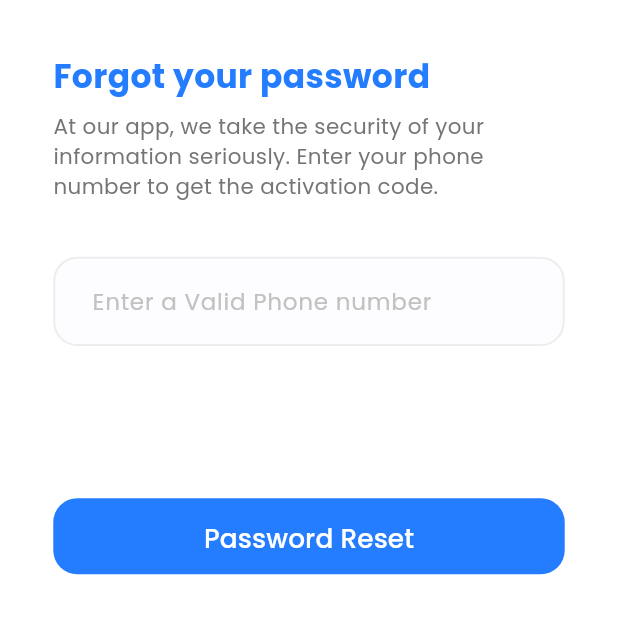
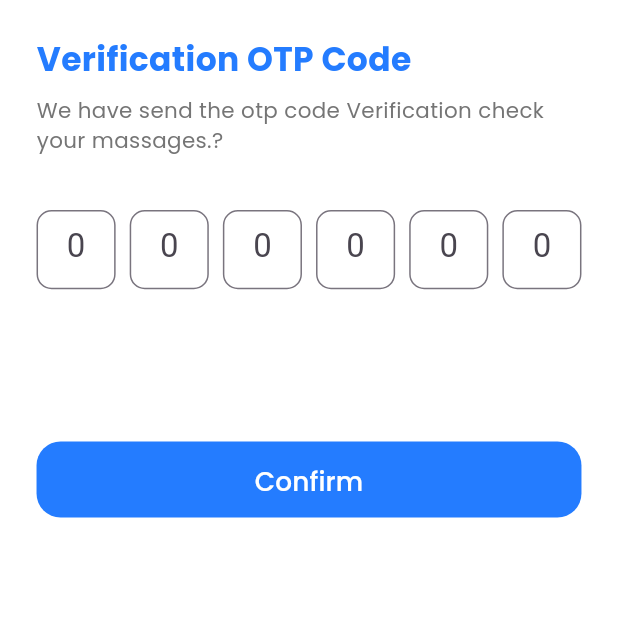
Before and after one commit to Tantawiiii/A2Z-App, a Flutter app: the ForgetPassword screen opened by its route, after a tap on "Password Reset", on a phone screen of 412 x 824 dp, the top half of it. Run offline on Flutter 3.47's test engine with Material 3 defaults, Android fonts, the light colour scheme and no system bars; our stand-ins replace flutter_screenutil, flutter_svg, lottie, smooth_page_indicator.

Commit message:
- adde verify otp code screen. - build form to textfield to number. - add navigation in forgetPassword.

```diff
--- a/lib/core/routing/app_router.dart
+++ b/lib/core/routing/app_router.dart
@@ -1,5 +1,6 @@
 import 'package:a2z_app/core/routing/routers.dart';
-import 'package:a2z_app/features/forget_password/ui/forget_passworf_screen.dart';
+import 'package:a2z_app/features/forget_password/ui/screens/forget_passworf_screen.dart';
+import 'package:a2z_app/features/forget_password/ui/screens/verify_otp_screen.dart';
 import 'package:a2z_app/features/getstarted/get_started_screen.dart';
 import 'package:a2z_app/features/signup/ui/signup_screen.dart';
 import 'package:flutter/material.dart';
@@ -21,6 +22,8 @@ class AppRouter {
         return MaterialPageRoute(builder: (_) => const SignupScreen());
       case Routes.forgetPasswordScreen:
         return MaterialPageRoute(builder: (_) => const ForgetPassword());
+  case Routes.verifyOtpScreen:
+        return MaterialPageRoute(builder: (_) => const VerifyOtpScreen());
 
       default:
         return MaterialPageRoute(
--- a/lib/core/routing/routers.dart
+++ b/lib/core/routing/routers.dart
@@ -5,5 +5,6 @@ class Routes {
   static const String loginScreen = "/loginScreen";
   static const String signupScreen = "/signupScreen";
   static const String forgetPasswordScreen = "/forgetPasswordScreen";
+  static const String verifyOtpScreen = "/verifyOtpScreen";
 
 }
--- a/lib/core/utils/StringsTexts.dart
+++ b/lib/core/utils/StringsTexts.dart
@@ -33,4 +33,9 @@ class StringsTexts  {
    static const String txtForgetPasswordTitle = "Forgot your password";
    static const String txtForgetPasswordDes = "At our app, we take the security of your information seriously. Enter your phone number to get the activation code.";
 
+   static const String txtVerifyOtp = "Verification OTP Code";
+   static const String txtVerifyOtpDes = "We have send the otp code Verification check your massages.? ";
+
+
+
 }
--- /dev/null
+++ b/lib/features/forget_password/ui/screens/forget_passworf_screen.dart
@@ -0,0 +1,66 @@
+
+
+import 'package:a2z_app/core/helpers/extentions.dart';
+import 'package:flutter/material.dart';
+import 'package:flutter_screenutil/flutter_screenutil.dart';
+
+import '../../../../core/helpers/spacing.dart';
+import '../../../../core/routing/routers.dart';
+import '../../../../core/theming/text_style.dart';
+import '../../../../core/utils/StringsTexts.dart';
+import '../../../../core/widgets/build_button.dart';
+import '../../../../core/widgets/build_text_form_field.dart';
+
+class ForgetPassword extends StatelessWidget {
+  const ForgetPassword({super.key});
+
+
+  @override
+  Widget build(BuildContext context) {
+
+    final TextEditingController phoneNumberController =  TextEditingController();
+    return  Scaffold(
+      resizeToAvoidBottomInset: false,
+      body: SafeArea(
+        child: Padding(
+          padding: EdgeInsets.symmetric(horizontal: 35.h, vertical: 35.h),
+          child: SingleChildScrollView(
+            child: Column(
+              crossAxisAlignment: CrossAxisAlignment.start,
+              children: [
+                Text(
+                  StringsTexts.txtForgetPasswordTitle,
+                  style: TextStyles.font20BlueBold,
+                ),
+                verticalSpace(8),
+                Text(
+                  StringsTexts.txtForgetPasswordDes,
+                  style: TextStyles.font13GrayNormal,
+                ),
+                verticalSpace(36),
+
+                BuildTextFormField(
+                  controller: phoneNumberController,
+                  hintText: "Enter a Valid Phone number",
+                  validator: (value) {
+
+                  },
+                ),
+
+                verticalSpace(100),
+
+                BuildButton(
+                  textButton: "Password Reset",
+                  textStyle: TextStyles.font16WhiteMedium,
+                  onPressed: () {
+                    context.pushNamed(Routes.verifyOtpScreen);
+                  },
+                ),
+              ],
+            ),
+          ),
+        ),
+      ),
+    );
+  }
+}
--- a/lib/features/forget_password/ui/forget_passworf_screen.dart
+++ b/lib/features/forget_password/ui/screens/verify_otp_screen.dart
@@ -3,53 +3,43 @@
 import 'package:flutter/material.dart';
 import 'package:flutter_screenutil/flutter_screenutil.dart';
 
-import '../../../core/helpers/app_regex.dart';
-import '../../../core/helpers/spacing.dart';
-import '../../../core/theming/text_style.dart';
-import '../../../core/utils/StringsTexts.dart';
-import '../../../core/widgets/build_button.dart';
-import '../../../core/widgets/build_text_form_field.dart';
+import '../../../../core/helpers/spacing.dart';
+import '../../../../core/theming/text_style.dart';
+import '../../../../core/utils/StringsTexts.dart';
+import '../../../../core/widgets/build_button.dart';
+import '../widgets/build_otp_form.dart';
 
-class ForgetPassword extends StatelessWidget {
-  const ForgetPassword({super.key});
+class VerifyOtpScreen extends StatelessWidget {
+  const VerifyOtpScreen({super.key});
 
 
   @override
   Widget build(BuildContext context) {
 
-    final TextEditingController phoneNumberController =  TextEditingController();
     return  Scaffold(
       resizeToAvoidBottomInset: false,
       body: SafeArea(
         child: Padding(
-          padding: EdgeInsets.symmetric(horizontal: 35.h, vertical: 35.h),
+          padding: EdgeInsets.symmetric(horizontal: 24.h, vertical: 24.h),
           child: SingleChildScrollView(
             child: Column(
               crossAxisAlignment: CrossAxisAlignment.start,
               children: [
                 Text(
-                  StringsTexts.txtForgetPasswordTitle,
+                  StringsTexts.txtVerifyOtp,
                   style: TextStyles.font20BlueBold,
                 ),
                 verticalSpace(8),
                 Text(
-                  StringsTexts.txtForgetPasswordDes,
+                  StringsTexts.txtVerifyOtpDes,
                   style: TextStyles.font13GrayNormal,
                 ),
                 verticalSpace(36),
-
-                BuildTextFormField(
-                  controller: phoneNumberController,
-                  hintText: "Enter a Valid Phone number",
-                  validator: (value) {
-
-                  },
-                ),
-
+                const BuildOtpForm(),
                 verticalSpace(100),
 
                 BuildButton(
-                  textButton: "Password Reset",
+                  textButton: "Confirm",
                   textStyle: TextStyles.font16WhiteMedium,
                   onPressed: () {
 
--- /dev/null
+++ b/lib/features/forget_password/ui/widgets/build_otp_form.dart
@@ -0,0 +1,176 @@
+import 'package:flutter/material.dart';
+import 'package:flutter/services.dart';
+import 'package:flutter_screenutil/flutter_screenutil.dart';
+
+class BuildOtpForm extends StatelessWidget {
+  const BuildOtpForm({super.key});
+
+  @override
+  Widget build(BuildContext context) {
+    return Form(
+      child: Row(
+        mainAxisAlignment: MainAxisAlignment.spaceBetween,
+        children: [
+          SizedBox(
+            height: 52.h,
+            width: 48.w,
+            child: TextFormField(
+              onChanged: (value){
+                 if (value.length == 1) {
+                    FocusScope.of(context).nextFocus();
+                 }
+              },
+              style: Theme.of(context).textTheme.titleLarge,
+              keyboardType: TextInputType.number,
+              textAlign: TextAlign.center,
+              inputFormatters: [
+                LengthLimitingTextInputFormatter(1),
+                FilteringTextInputFormatter.digitsOnly,
+              ],
+              decoration: InputDecoration(
+                border: OutlineInputBorder(
+                  borderSide:
+                      const BorderSide(color: Colors.blue),
+                  borderRadius: BorderRadius.circular(10.0),
+                ),
+                hintText: "0",
+              ),
+            ),
+          ),
+          SizedBox(
+            height: 52.h,
+            width: 48.w,
+            child: TextFormField(
+              onChanged: (value){
+                if (value.length == 1) {
+                  FocusScope.of(context).nextFocus();
+                }
+              },
+              style: Theme.of(context).textTheme.titleLarge,
+              keyboardType: TextInputType.number,
+              textAlign: TextAlign.center,
+              inputFormatters: [
+                LengthLimitingTextInputFormatter(1),
+                FilteringTextInputFormatter.digitsOnly,
+              ],
+              decoration: InputDecoration(
+                border: OutlineInputBorder(
+                  borderSide:
+                  const BorderSide(color: Colors.blue),
+                  borderRadius: BorderRadius.circular(10.0),
+                ),
+                hintText: "0",
+              ),
+            ),
+          ),
+          SizedBox(
+
+            height: 52.h,
+            width: 48.w,
+            child: TextFormField(
+              onChanged: (value){
+                if (value.length == 1) {
+                  FocusScope.of(context).nextFocus();
+                }
+              },
+              style: Theme.of(context).textTheme.titleLarge,
+              keyboardType: TextInputType.number,
+              textAlign: TextAlign.center,
+              inputFormatters: [
+                LengthLimitingTextInputFormatter(1),
+                FilteringTextInputFormatter.digitsOnly,
+              ],
+              decoration: InputDecoration(
+                border: OutlineInputBorder(
+                  borderSide:
+                  const BorderSide(color: Colors.blue),
+                  borderRadius: BorderRadius.circular(10.0),
+                ),
+                hintText: "0",
+              ),
+            ),
+          ),
+          SizedBox(
+            height: 52.h,
+            width: 48.w,
+            child: TextFormField(
+              onChanged: (value){
+                if (value.length == 1) {
+                  FocusScope.of(context).nextFocus();
+                }
+              },
+              style: Theme.of(context).textTheme.titleLarge,
+              keyboardType: TextInputType.number,
+              textAlign: TextAlign.center,
+              inputFormatters: [
+                LengthLimitingTextInputFormatter(1),
+                FilteringTextInputFormatter.digitsOnly,
+              ],
+              decoration: InputDecoration(
+                border: OutlineInputBorder(
+                  borderSide:
+                  const BorderSide(color: Colors.blue),
+                  borderRadius: BorderRadius.circular(10.0),
+                ),
+                hintText: "0",
+              ),
+            ),
+          ),
+          SizedBox(
+            height: 52.h,
+            width: 48.w,
+            child: TextFormField(
+              onChanged: (value){
+                if (value.length == 1) {
+                  FocusScope.of(context).nextFocus();
+                }
+              },
+              style: Theme.of(context).textTheme.titleLarge,
+              keyboardType: TextInputType.number,
+              textAlign: TextAlign.center,
+              inputFormatters: [
+                LengthLimitingTextInputFormatter(1),
+                FilteringTextInputFormatter.digitsOnly,
+              ],
+              decoration: InputDecoration(
+                border: OutlineInputBorder(
+                  borderSide:
+                  const BorderSide(color: Colors.blue),
+                  borderRadius: BorderRadius.circular(10.0),
+                ),
+                hintText: "0",
+              ),
+            ),
+          ),
+          SizedBox(
+            height: 52.h,
+            width: 48.w,
+            child: TextFormField(
+              onChanged: (value){
+                if (value.length == 1) {
+                  FocusScope.of(context).nextFocus();
+                }
+              },
+              style: Theme.of(context).textTheme.titleLarge,
+              keyboardType: TextInputType.number,
+              textAlign: TextAlign.center,
+              inputFormatters: [
+                LengthLimitingTextInputFormatter(1),
+                FilteringTextInputFormatter.digitsOnly,
+              ],
+              decoration: InputDecoration(
+                border: OutlineInputBorder(
+                  borderSide:
+                  const BorderSide(color: Colors.blue),
+                  borderRadius: BorderRadius.circular(10.0),
+                ),
+                hintText: "0",
+              ),
+            ),
+          ),
+
+        ],
+      ),
+    );
+  }
+}
```
Also changed, not shown: asset/icon/new_logo_a2z_text.svg (added), asset/images/logo.png (deleted).
